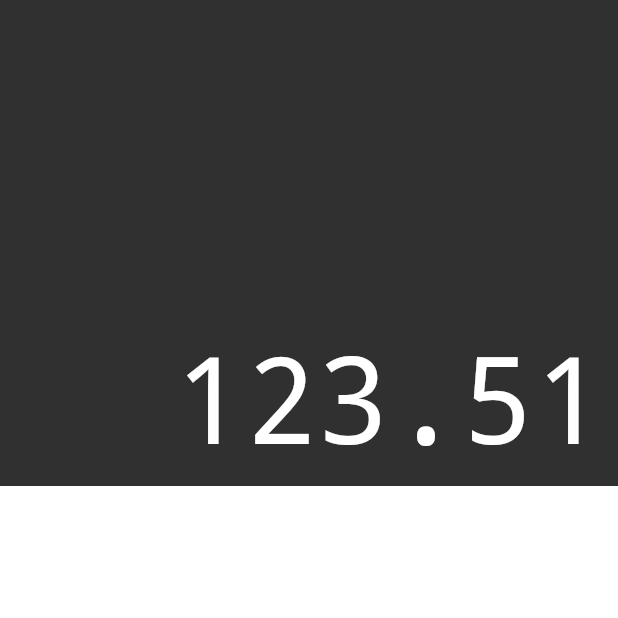
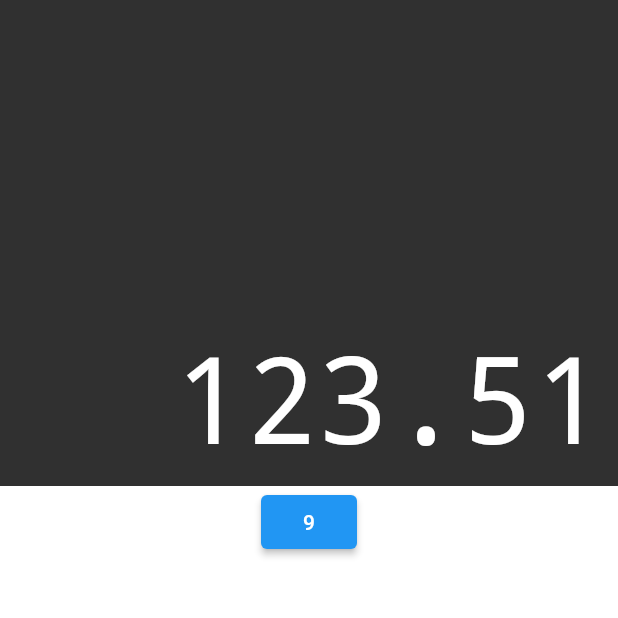
Before and after one commit to LucasWMedeiros/calculator, a Flutter app: the screen it shows after launch, on a phone screen of 412 x 824 dp, the top half of it. Run offline on Flutter 3.47's test engine with Material 2 defaults, Android fonts, the phone set to English and light mode, and no system bars; drawn by our look-alikes of auto_size_text.

Commit message:
criando componente button

```diff
--- a/lib/component/keyboard.dart
+++ b/lib/component/keyboard.dart
@@ -7,6 +7,14 @@ class Keyboard extends StatelessWidget {
   Widget build(BuildContext context) {
     return Container(
       height: 500,
+      child: Column(
+        children: [
+          ElevatedButton(
+            onPressed: () {},
+            child: Text('9'),
+          )
+        ],
+      ),
     );
   }
 }
--- /dev/null
+++ b/lib/models/memory.dart
@@ -0,0 +1,3 @@
+class Memory {
+
+}
```
Also changed, not shown: lib/component/button.dart (added, +17 -0 lines).
